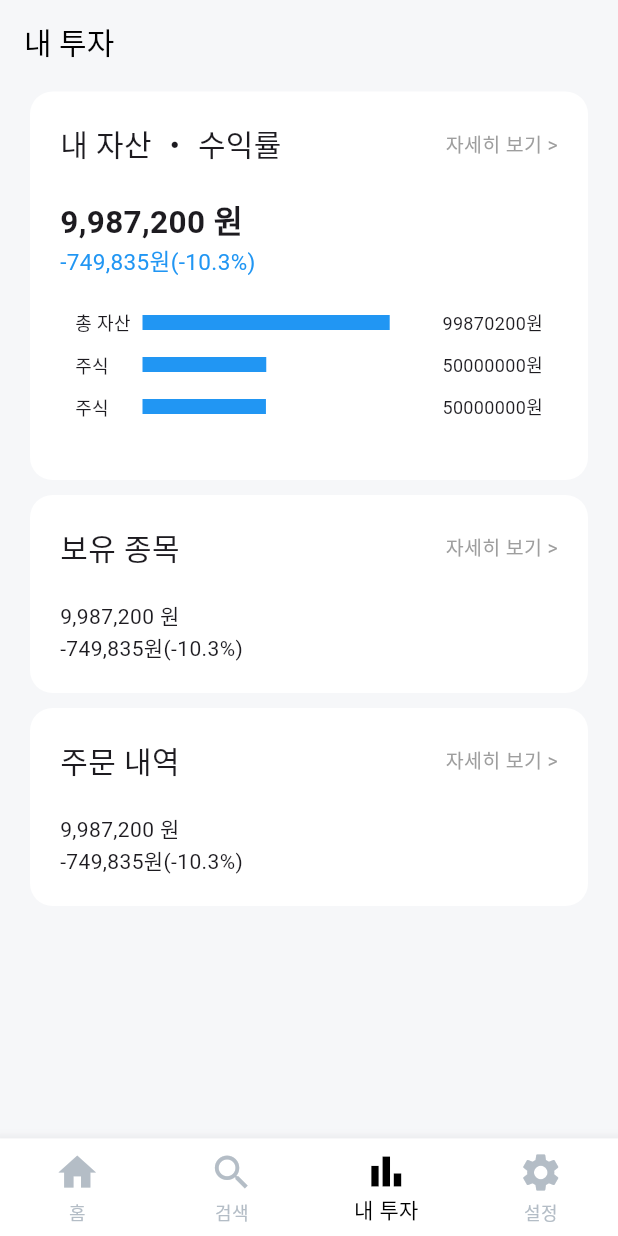
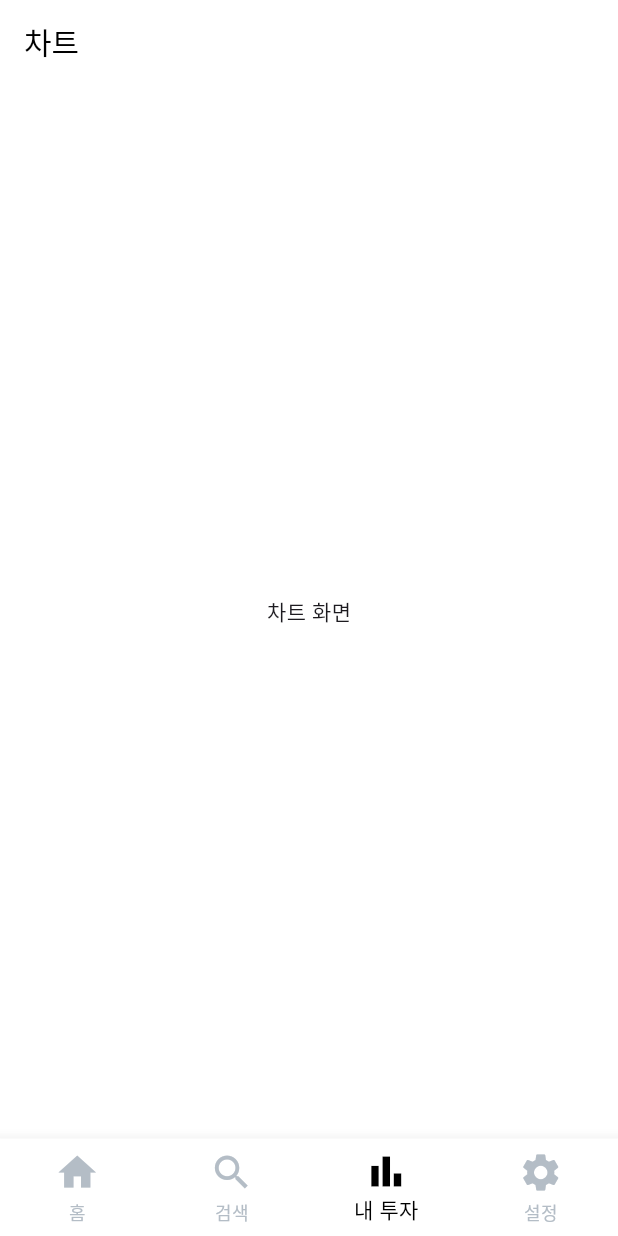
Before and after one commit to Stockly-Project/FrontendApp, a Flutter app: the screen it shows after launch, item 3 of the bottom bar chosen, on a phone screen of 412 x 824 dp. Run offline on Flutter 3.47's test engine with Material 3 defaults, Android fonts, the phone set to English and light mode, and no system bars; our stand-ins replace flutter_svg; missing offline and left inert: candlesticks.

```diff
--- a/lib/screens/assets.dart
+++ /dev/null
@@ -1,11 +0,0 @@
-import 'package:flutter/material.dart';
-
-class Assets extends StatelessWidget {
-  @override
-  Widget build(BuildContext context) {
-    return Scaffold(
-      appBar: AppBar(title: Text('내 자산 ・ 수익률')),
-      body:Center(child:Text("내 자산"))
-    );
-  }
-}
--- a/lib/screens/charge.dart
+++ b/lib/screens/charge.dart
@@ -75,7 +75,7 @@ class Charge extends StatelessWidget {
             ]
           ),
         )
-      )
+    )
     );
   }
 }
--- a/lib/screens/holdings.dart
+++ /dev/null
@@ -1,11 +0,0 @@
-import 'package:flutter/material.dart';
-
-class Holdings extends StatelessWidget {
-  @override
-  Widget build(BuildContext context) {
-    return Scaffold(
-        appBar: AppBar(title: Text('보유 종목')),
-        body:Center(child:Text("보유 종목"))
-    );
-  }
-}
--- a/lib/screens/my_invest.dart
+++ b/lib/screens/my_invest.dart
@@ -1,141 +1,11 @@
 import 'package:flutter/material.dart';
-import 'package:stockly/screens/assets.dart';
-import 'package:stockly/screens/holdings.dart';
-import 'package:stockly/screens/order_history.dart';
-import 'package:stockly/widgets/assets_chart.dart';
 
 class MyInvestScreen extends StatelessWidget {
   @override
   Widget build(BuildContext context) {
     return Scaffold(
-      appBar: AppBar(title: Text('내 투자'), backgroundColor: Color(0xFFF6F7F9)),
-
-      backgroundColor: Color(0xFFF6F7F9),
-      body: SafeArea(
-        child:
-          SingleChildScrollView(
-            child:
-            Column(
-              children: [
-
-                // 내 자산, 수익률
-                Container(
-                    decoration: BoxDecoration(
-                      borderRadius: BorderRadius.circular(15),
-                      color: Colors.white,
-                    ),
-                    margin: const EdgeInsets.symmetric(
-                      horizontal: 20, // 가로 마진
-                      vertical: 5,   // 세로 마진
-                    ),
-                    padding: const EdgeInsets.all(20),
-                    width: double.infinity,
-                    child:
-                    Column(
-                        crossAxisAlignment: CrossAxisAlignment.start,
-                        children: [
-                          Row(
-                            mainAxisAlignment: MainAxisAlignment.spaceBetween,
-                            children: [
-                              Text("내 자산 ・ 수익률", style: TextStyle(fontSize: 20)),
-                              GestureDetector(
-                                onTap: (){
-                                  Navigator.push(
-                                      context,
-                                      MaterialPageRoute(builder: (context) => Assets())
-                                  );
-                                },
-                                child: Text("자세히 보기 >", style: TextStyle(fontSize: 13, color: Colors.grey)),
-                              ),
-                            ],
-                          ),
-                          SizedBox(height: 20),
-                          Text("9,987,200 원", style: TextStyle(fontSize: 21, fontWeight: FontWeight.w600)),
-                          Text("-749,835원(-10.3%)", style: TextStyle(fontSize:15, color:Colors.blue)),
-                          AssetsChart(),
-                        ]
-                    )
-                ),
-
-                // 보유 종목
-                Container(
-                    decoration: BoxDecoration(
-                      borderRadius: BorderRadius.circular(15),
-                      color: Colors.white,
-                    ),
-                    margin: const EdgeInsets.symmetric(
-                      horizontal: 20, // 가로 마진
-                      vertical: 5,   // 세로 마진
-                    ),
-                    padding: const EdgeInsets.all(20),
-                    width: double.infinity,
-                    child:
-                    Column(
-                        crossAxisAlignment: CrossAxisAlignment.start,
-                        children: [
-                          Row(
-                            mainAxisAlignment: MainAxisAlignment.spaceBetween,
-                            children: [
-                              Text("보유 종목", style: TextStyle(fontSize: 20)),
-                              GestureDetector(
-                                onTap: (){
-                                  Navigator.push(
-                                      context,
-                                      MaterialPageRoute(builder: (context) => Holdings())
-                                  );
-                                },
-                                child: Text("자세히 보기 >", style: TextStyle(fontSize: 13, color: Colors.grey)),
-                              ),
-                            ],
-                          ),
-                          SizedBox(height: 20),
-                          Text("9,987,200 원"),
-                          Text("-749,835원(-10.3%)")
-                        ]
-                    )
-                ),
-
-                // 주문 내역
-                Container(
-                    decoration: BoxDecoration(
-                      borderRadius: BorderRadius.circular(15),
-                      color: Colors.white,
-                    ),
-                    margin: const EdgeInsets.symmetric(
-                      horizontal: 20, // 가로 마진
-                      vertical: 5,   // 세로 마진
-                    ),
-                    padding: const EdgeInsets.all(20),
-                    width: double.infinity,
-                    child:
-                    Column(
-                        crossAxisAlignment: CrossAxisAlignment.start,
-                        children: [
-                          Row(
-                            mainAxisAlignment: MainAxisAlignment.spaceBetween,
-                            children: [
-                              Text("주문 내역", style: TextStyle(fontSize: 20)),
-                              GestureDetector(
-                                onTap: (){
-                                  Navigator.push(
-                                      context,
-                                      MaterialPageRoute(builder: (context) => OrderHistory())
-                                  );
-                                },
-                                child: Text("자세히 보기 >", style: TextStyle(fontSize: 13, color: Colors.grey)),
-                              ),
-                            ],
-                          ),
-                          SizedBox(height: 20),
-                          Text("9,987,200 원"),
-                          Text("-749,835원(-10.3%)")
-                        ]
-                    )
-                ),
-              ]
-            ),
-        )
-      ),
+      appBar: AppBar(title: Text('차트')),
+      body: Center(child: Text('차트 화면')),
     );
   }
 }
--- a/lib/screens/order_history.dart
+++ /dev/null
@@ -1,11 +0,0 @@
-import 'package:flutter/material.dart';
-
-class OrderHistory extends StatelessWidget {
-  @override
-  Widget build(BuildContext context) {
-    return Scaffold(
-        appBar: AppBar(title: Text('주문 내역')),
-        body:Center(child:Text("주문 내역"))
-    );
-  }
-}
--- a/lib/widgets/assets_chart.dart
+++ /dev/null
@@ -1,91 +0,0 @@
-import 'package:flutter/material.dart';
-
-class AssetsChart extends StatefulWidget {
-  @override
-  _AssetsChartState createState() => _AssetsChartState();
-}
-
-class _AssetsChartState extends State<AssetsChart> {
-  int assets = 99870200;
-  int stock = 50000000;
-  int cash = 49870200;
-
-  @override
-  Widget build(BuildContext context) {
-    // 비율 계산
-    double stockRatio = stock / assets;
-    double cashRatio = cash / assets;
-
-    // 화면 너비를 가져오기 위해 LayoutBuilder 사용
-    return Padding(
-      padding: const EdgeInsets.symmetric(horizontal: 10, vertical: 20),
-      child: Column(
-        children: [
-          Row(
-            mainAxisAlignment: MainAxisAlignment.start, // 왼쪽 끝 정렬
-            children: [
-              SizedBox(
-                width: 45, // 고정된 넓이로 정렬
-                child: Text("총 자산", style: TextStyle(fontSize: 12)),
-              ),
-              SizedBox(
-                height: 10, // 색상 바의 높이
-                width: MediaQuery.of(context).size.width * 0.4,
-                child: DecoratedBox(
-                  decoration: BoxDecoration(
-                    color: Colors.blue,
-                  ),
-                ),
-              ),
-              Spacer(), // Spacer로 남은 공간을 채워 오른쪽 텍스트를 끝으로 보냄
-              Text('$assets원', style: TextStyle(fontSize: 12)),
-            ],
-          ),
-
-          SizedBox(height: 10), // 행 간 간격 추가
-          Row(
-            mainAxisAlignment: MainAxisAlignment.start, // 왼쪽 끝 정렬
-            children: [
-              SizedBox(
-                width: 45, // 고정된 넓이로 정렬
-                child: Text("주식", style: TextStyle(fontSize: 12)),
-              ),
-              SizedBox(
-                height: 10, // 색상 바의 높이
-                width: MediaQuery.of(context).size.width * 0.4 * stockRatio,
-                child: DecoratedBox(
-                  decoration: BoxDecoration(
-                    color: Colors.blue,
-                  ),
-                ),
-              ),
-              Spacer(), // Spacer로 남은 공간을 채워 오른쪽 텍스트를 끝으로 보냄
-              Text('$stock원', style: TextStyle(fontSize: 12)),
-            ],
-          ),
-          SizedBox(height: 10), // 행 간 간격 추가
-          Row(
-            mainAxisAlignment: MainAxisAlignment.start, // 왼쪽 끝 정렬
-            children: [
-              SizedBox(
-                width: 45, // 고정된 넓이로 정렬
-                child: Text("주식", style: TextStyle(fontSize: 12)),
-              ),
-              SizedBox(
-                height: 10, // 색상 바의 높이
-                width: MediaQuery.of(context).size.width * 0.4 * cashRatio,
-                child: DecoratedBox(
-                  decoration: BoxDecoration(
-                    color: Colors.blue,
-                  ),
-                ),
-              ),
-              Spacer(), // Spacer로 남은 공간을 채워 오른쪽 텍스트를 끝으로 보냄
-              Text('$stock원', style: TextStyle(fontSize: 12)),
-            ],
-          ),
-        ],
-      ),
-    );
-  }
-}
--- a/pubspec.yaml
+++ b/pubspec.yaml
@@ -33,7 +33,6 @@ dependencies:
   flutter_svg: ^2.0.14
   candlesticks: ^2.1.0
   http: ^1.0.0
-  syncfusion_flutter_charts: ^27.2.2
 
 
   # The following adds the Cupertino Icons font to your application.
```
Also changed, not shown: lib/screens/buy.dart (added, +199 -0 lines), lib/screens/details.dart (+8 -2 lines), pubspec.lock.
